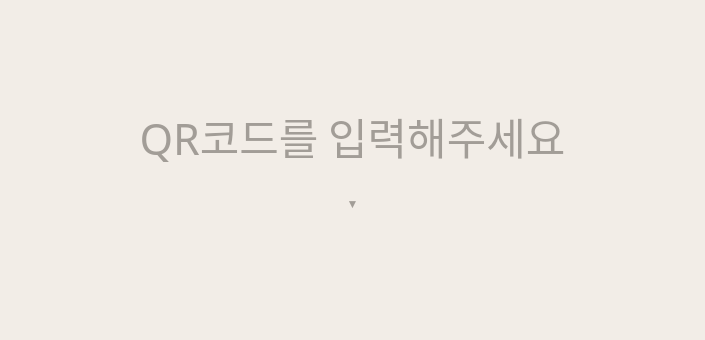
Qt form device/GUI/h_start.ui (Paran-Yu/ref-reci) before a commit; both pictures show x 288 to 993 and y 380 to 720 of the 1280 by 720 pixel window.
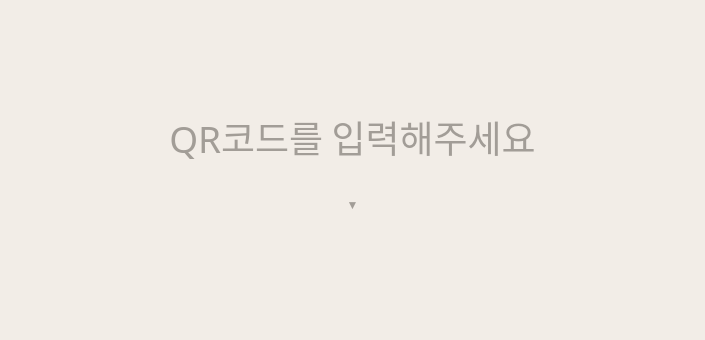
The same form after that commit.

Commit message: [GUI] 시작 화면 수정

```diff
--- a/device/GUI/h_start.ui
+++ b/device/GUI/h_start.ui
@@ -49,7 +49,7 @@
     <property name="font">
      <font>
       <family>제주고딕OTF</family>
-      <pointsize>32</pointsize>
+      <pointsize>28</pointsize>
       <weight>50</weight>
       <italic>false</italic>
       <bold>false</bold>
@@ -66,25 +66,38 @@
      <set>Qt::AlignCenter</set>
     </property>
    </widget>
-   <widget class="QLabel" name="label_3">
+   <widget class="QPushButton" name="pushButton">
     <property name="geometry">
      <rect>
-      <x>368</x>
+      <x>600</x>
+      <y>624</y>
+      <width>93</width>
+      <height>81</height>
+     </rect>
+    </property>
+    <property name="styleSheet">
+     <string notr="true">border: 0px;</string>
+    </property>
+    <property name="text">
+     <string/>
+    </property>
+   </widget>
+   <widget class="QPushButton" name="pushButton_2">
+    <property name="geometry">
+     <rect>
+      <x>408</x>
       <y>544</y>
-      <width>545</width>
-      <height>80</height>
+      <width>465</width>
+      <height>81</height>
      </rect>
     </property>
     <property name="styleSheet">
      <string notr="true">font: 32pt &quot;제주고딕OTF&quot;;
-color: rgb(162, 157, 151);</string>
+color: rgb(162, 157, 151); border: 0px;</string>
     </property>
     <property name="text">
      <string>▼</string>
     </property>
-    <property name="alignment">
-     <set>Qt::AlignCenter</set>
-    </property>
    </widget>
   </widget>
  </widget>
```
Left out of the diff: 44 changed lines with no effect on the pictures.
